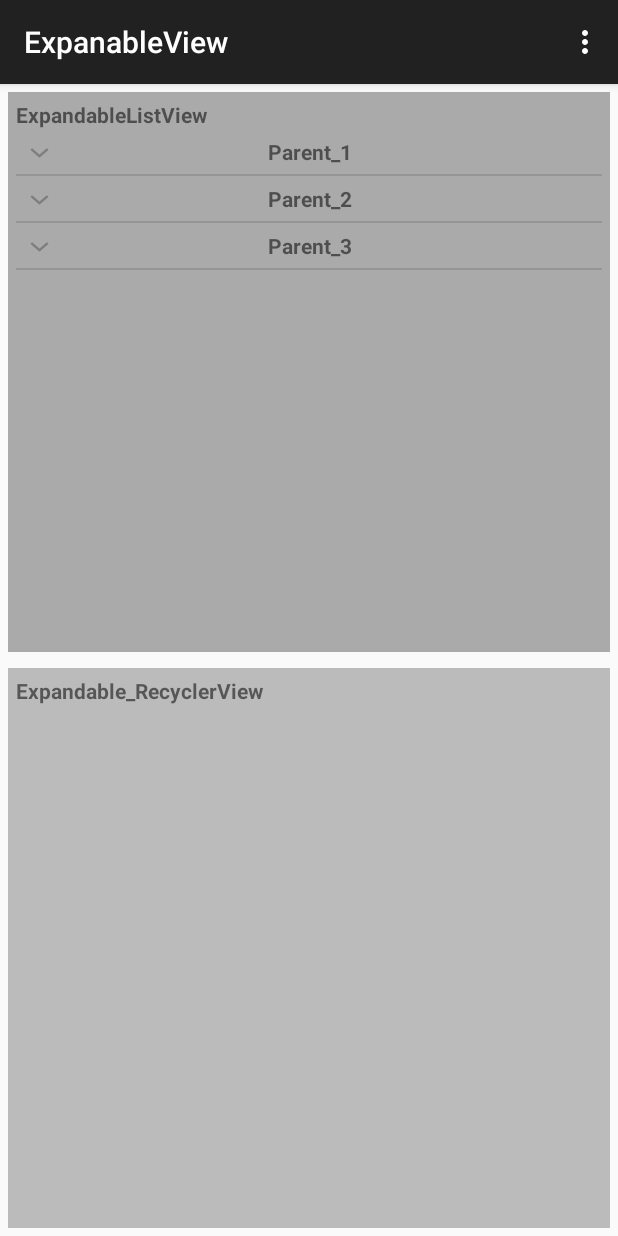
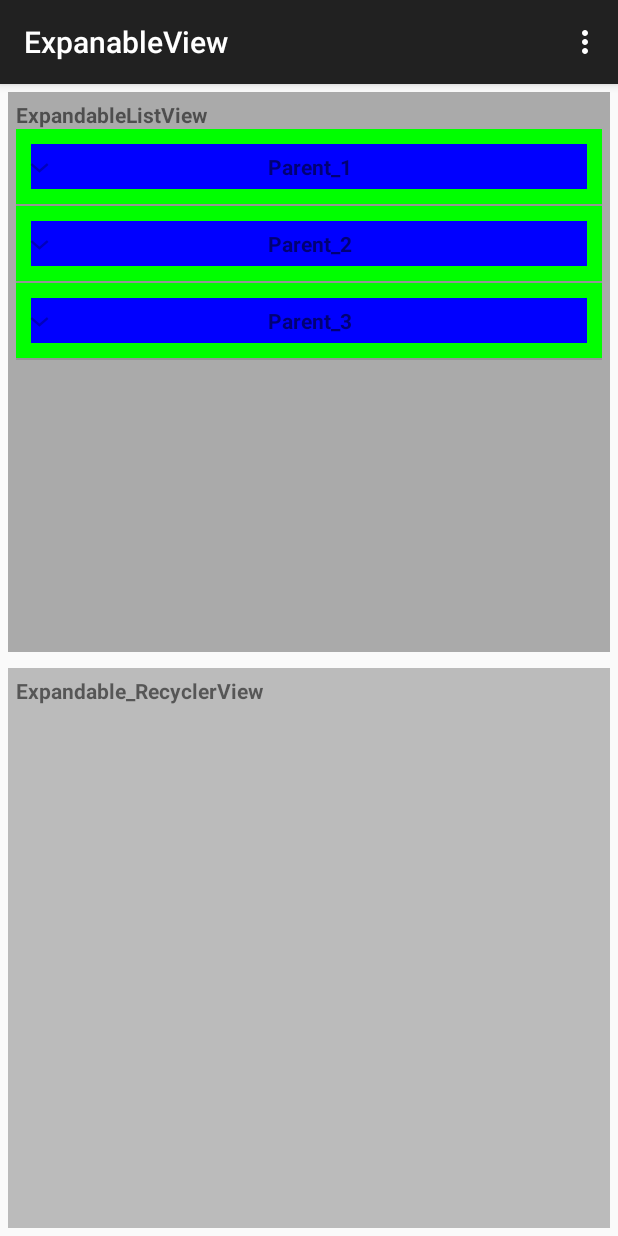
Before and after one commit to mooqoo/ExpandableListView_Sample, an Android app: the screen it shows after launch (MainActivity), on a phone screen of 412 x 824 dp. Run offline under Robolectric (Android 15) with nearby library versions, the phone set to English and light mode, and no system bars; our stand-ins replace ButterKnife; libraries missing offline, so code that uses them is left out: com.bignerdranch.expandablerecyclerview; 1 statement that could not run was skipped.

Commit message:
update the color for list item layout

```diff
--- a/app/src/main/res/layout/item_child.xml
+++ b/app/src/main/res/layout/item_child.xml
@@ -11,7 +11,9 @@
         android:layout_height="match_parent"
         android:text="Child"
         android:gravity="center"
-        android:padding="10dp"/>
+        android:padding="10dp"
+        android:layout_margin="10dp"
+        android:background="#00FFFF"/>
 
 
 
--- a/app/src/main/res/layout/item_parent.xml
+++ b/app/src/main/res/layout/item_parent.xml
@@ -2,7 +2,8 @@
 <LinearLayout xmlns:android="http://schemas.android.com/apk/res/android"
     android:orientation="vertical"
     android:layout_width="match_parent"
-    android:layout_height="match_parent">
+    android:layout_height="match_parent"
+    android:background="#00FF00">
 
     <TextView
         android:id="@+id/tv_parent_name"
@@ -11,6 +12,8 @@
         android:text="Parent"
         android:gravity="center"
         android:padding="5dp"
-        android:textStyle="bold"/>
+        android:layout_margin="10dp"
+        android:textStyle="bold"
+        android:background="#0000FF"/>
 
 </LinearLayout>
```
